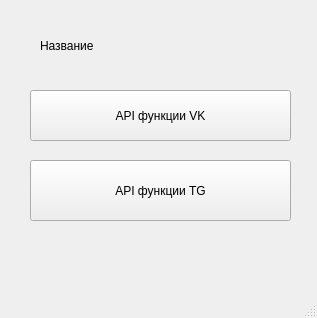
Above: main_api.ui from AlisMori/API_project before the change. Below: the same form after it.
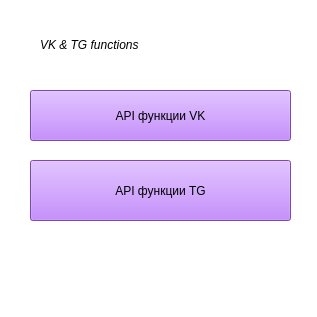
That is the form after the change.

Commit message: Make a design

What changed in the file:
```diff
--- a/main_api.ui
+++ b/main_api.ui
@@ -7,14 +7,14 @@
     <x>0</x>
     <y>0</y>
     <width>317</width>
-    <height>318</height>
+    <height>317</height>
    </rect>
   </property>
   <property name="windowTitle">
    <string>MainWindow</string>
   </property>
   <property name="styleSheet">
-   <string notr="true"/>
+   <string notr="true">background-color: rgb(255, 255, 255);</string>
   </property>
   <widget class="QWidget" name="centralwidget">
    <widget class="QLabel" name="label">
@@ -32,11 +32,20 @@
     <property name="frameShape">
      <enum>QFrame::NoFrame</enum>
     </property>
+    <property name="frameShadow">
+     <enum>QFrame::Plain</enum>
+    </property>
     <property name="lineWidth">
      <number>1</number>
     </property>
     <property name="text">
-     <string>Название</string>
+     <string>&lt;html&gt;&lt;head/&gt;&lt;body&gt;&lt;p&gt;&lt;span style=&quot; font-style:italic;&quot;&gt;VK &amp;amp; TG functions &lt;/span&gt;&lt;/p&gt;&lt;/body&gt;&lt;/html&gt;</string>
+    </property>
+    <property name="textFormat">
+     <enum>Qt::AutoText</enum>
+    </property>
+    <property name="scaledContents">
+     <bool>false</bool>
     </property>
    </widget>
    <widget class="QPushButton" name="VK">
@@ -48,6 +57,10 @@
       <height>51</height>
      </rect>
     </property>
+    <property name="styleSheet">
+     <string notr="true">background-color: rgb(177, 99, 255);
+font: 10pt &quot;Times New Roman&quot;;</string>
+    </property>
     <property name="text">
      <string>API функции VK</string>
     </property>
@@ -61,6 +74,10 @@
       <height>61</height>
      </rect>
     </property>
+    <property name="styleSheet">
+     <string notr="true">background-color: rgb(177, 99, 255);
+font: 10pt &quot;Times New Roman&quot;;</string>
+    </property>
     <property name="text">
      <string>API функции TG</string>
     </property>
```
Left out of the diff: 2 changed lines with no effect on the pictures. The commit also changes 6 other files.
